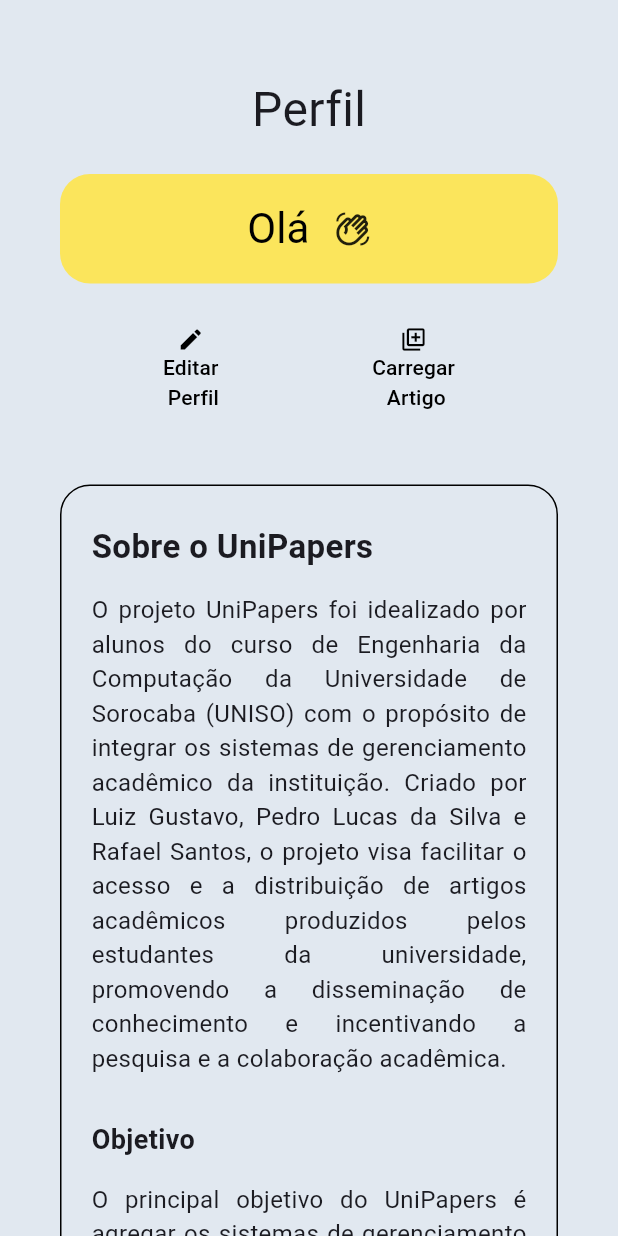
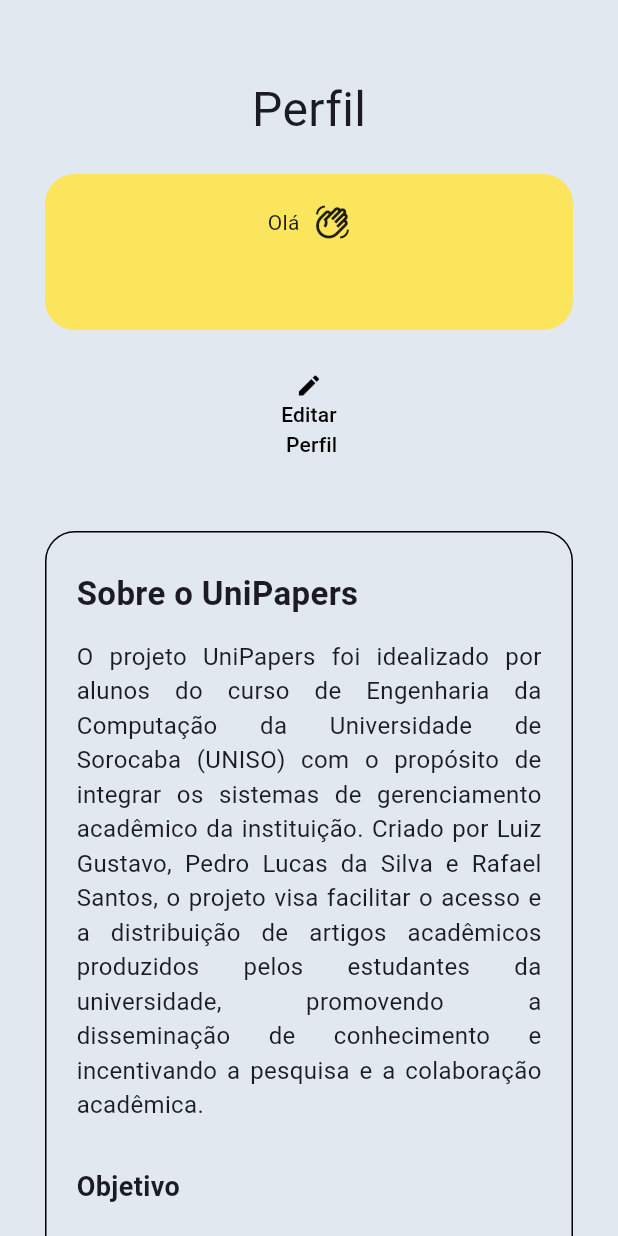
Before and after one commit to rafasandev/Uni_papers, a Flutter app: the ProfilePage screen opened directly with empty values, on a phone screen of 412 x 824 dp. Run offline on Flutter 3.47's test engine with Material 3 defaults, Android fonts, the phone set to English and light mode, and no system bars; our stand-ins replace file_picker, open_file.

Commit message:
Manutenção layout perfil

```diff
--- a/lib/pages/profile_page.dart
+++ b/lib/pages/profile_page.dart
@@ -1,6 +1,7 @@
 import 'dart:convert';
 
 import 'package:flutter/material.dart';
+import 'package:unipapers_project/models/entities/writer.dart';
 import 'package:unipapers_project/utils/colors.dart';
 
 class ProfilePage extends StatefulWidget {
@@ -20,7 +21,7 @@ class _ProfilePageState extends State<ProfilePage> {
           color: background,
         ),
         alignment: Alignment.topCenter,
-        padding: const EdgeInsets.fromLTRB(40, 50, 40, 0),
+        padding: const EdgeInsets.fromLTRB(30, 50, 30, 0),
         child: SingleChildScrollView(
           child: Column(
             children: [
@@ -37,37 +38,38 @@ class _ProfilePageState extends State<ProfilePage> {
                     color: yellow, borderRadius: BorderRadius.circular(20)),
                 padding: const EdgeInsets.fromLTRB(0, 20, 0, 20),
                 margin: const EdgeInsets.fromLTRB(0, 20, 0, 20),
-                child: Row(
+                child: Column(
                   mainAxisAlignment: MainAxisAlignment.center,
                   children: [
-                    RichText(
-                      text: TextSpan(
-                        text: "Olá ",
+                    const Row(
+                      mainAxisAlignment: MainAxisAlignment.center,
+                      children: [
+                        Text("Olá"),
+                        SizedBox(
+                          width: 10,
+                        ),
+                        Icon(
+                          Icons.waving_hand_outlined,
+                        )
+                      ],
+                    ),
+                    Text(
+                      utf8.decode(widget.user.name.codeUnits),
                       style: const TextStyle(
                         fontSize: 28,
                         color: Colors.black,
                       ),
-                        children: [
-                          TextSpan(
-                            text: widget.user.name,
-                            style: const TextStyle(
-                              fontSize: 36,
-                              fontWeight: FontWeight.bold,
-                            ),
+                      textAlign: TextAlign.center,
+                      softWrap: true,
                     )
-                        ],
-                      ),
-                    ),
-                    const SizedBox(
-                      width: 10,
-                    ),
-                    const Icon(Icons.waving_hand_outlined)
                   ],
                 ),
                 // child: Text("Edite seu perfil: ${widget.user!.name}"),
               ),
               Row(
-                mainAxisAlignment: MainAxisAlignment.spaceEvenly,
+                mainAxisAlignment: (widget.user is Writer)
+                    ? MainAxisAlignment.spaceEvenly
+                    : MainAxisAlignment.center,
                 children: [
                   ElevatedButton(
                     style: ElevatedButton.styleFrom(
@@ -91,6 +93,7 @@ class _ProfilePageState extends State<ProfilePage> {
                       ),
                     ),
                   ),
+                  if (widget.user is Writer)
                     ElevatedButton(
                       style: ElevatedButton.styleFrom(
                         foregroundColor: Colors.black,
@@ -98,6 +101,7 @@ class _ProfilePageState extends State<ProfilePage> {
                         backgroundColor: background,
                       ),
                       onPressed: () {
+                        print(widget.user);
                         Navigator.pushNamed(context, "/create_article",
                             arguments: widget.user.id);
                       },
```
Lines whose indentation alone changed are shown as unchanged.
